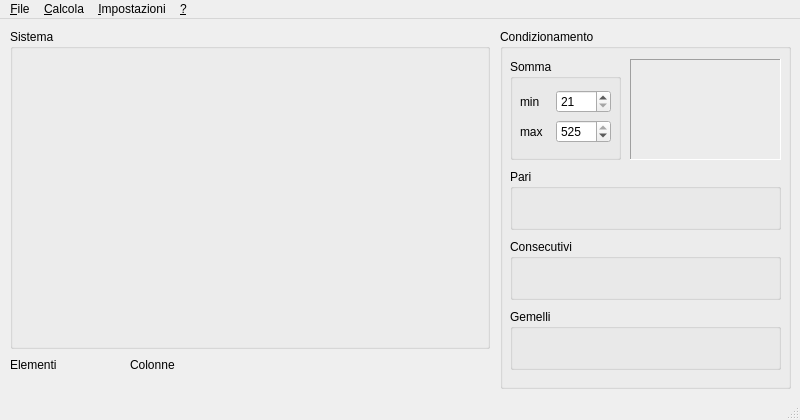
sarace77/QtSEna, file qtsenamainwindow.ui: the form before one commit.
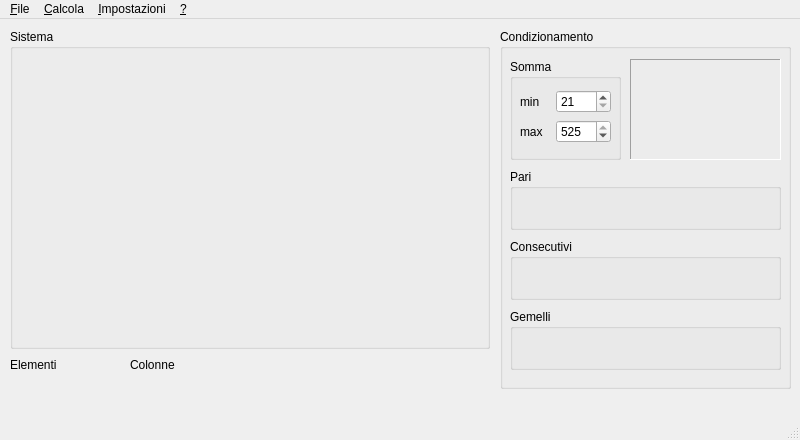
The form after the commit. Icons and pictures are not drawn.

The edit to the form file:
```diff
--- a/qtsenamainwindow.ui
+++ b/qtsenamainwindow.ui
@@ -7,7 +7,7 @@
     <x>0</x>
     <y>0</y>
     <width>800</width>
-    <height>420</height>
+    <height>440</height>
    </rect>
   </property>
   <property name="windowTitle">
```
Left out of the diff: 28 changed lines with no effect on the pictures.
